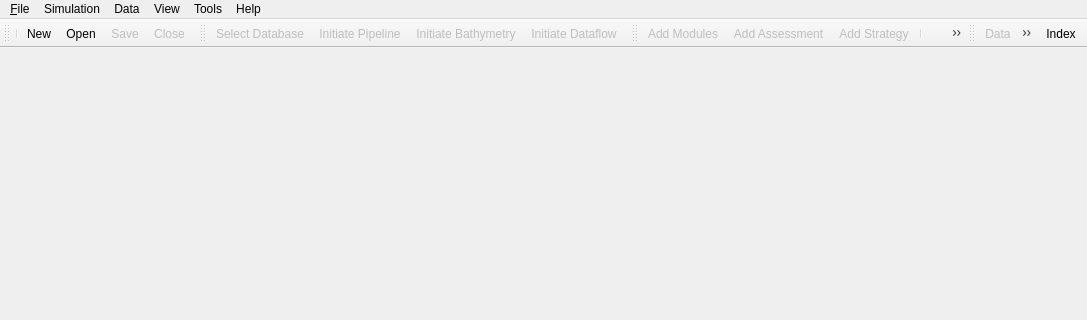
Before: the Qt Designer form designer/shared/mainwindow.ui in DTOcean/dtocean-app, drawn with Qt 5; both pictures show x 0 to 1087 and y 0 to 320 of the 1087 by 618 pixel window.
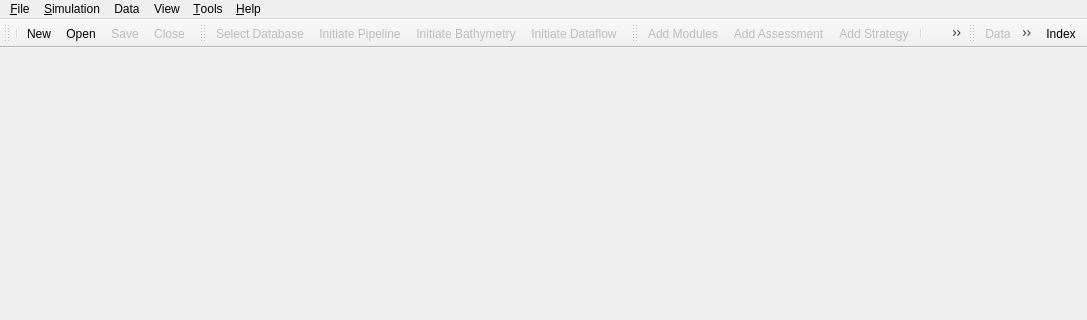
After: the same form once the commit is applied. Icons and pictures are not drawn.

Commit message: Added Alt key shortcuts to menus to help with testing

Patch:
```diff
--- a/designer/shared/mainwindow.ui
+++ b/designer/shared/mainwindow.ui
@@ -88,7 +88,7 @@
    </widget>
    <widget class="QMenu" name="menuHelp">
     <property name="title">
-     <string>Help</string>
+     <string>&amp;Help</string>
     </property>
     <addaction name="actionHelp_Index"/>
     <addaction name="separator"/>
@@ -96,7 +96,7 @@
    </widget>
    <widget class="QMenu" name="menuSimulation">
     <property name="title">
-     <string>Simulation</string>
+     <string>&amp;Simulation</string>
     </property>
     <addaction name="actionAdd_Modules"/>
     <addaction name="actionAdd_Assessment"/>
@@ -130,7 +130,7 @@
    </widget>
    <widget class="QMenu" name="menuTools">
     <property name="title">
-     <string>Tools</string>
+     <string>&amp;Tools</string>
     </property>
     <addaction name="separator"/>
    </widget>
```
